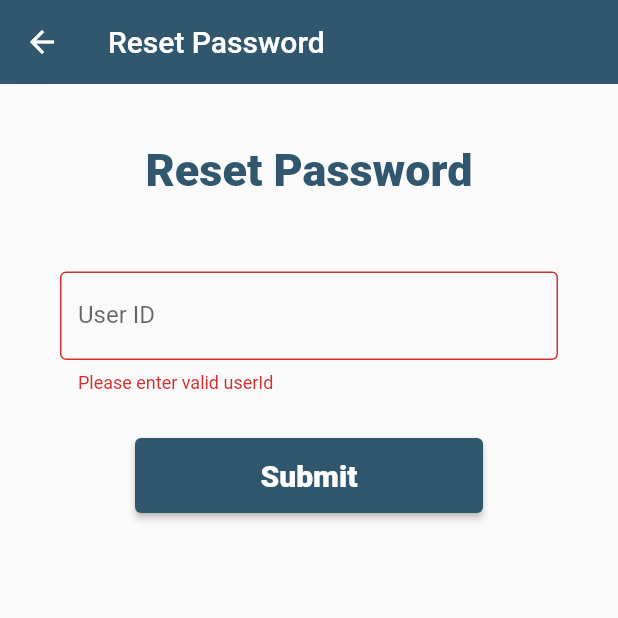
After one commit to mehedihasan03/celloscope-flutter, a Flutter app: the ForgetPassPage screen opened directly, after a tap on "Submit", on a phone screen of 412 x 824 dp, the top half of it. The commit adds this screen. Run offline on Flutter 3.47's test engine with Material 2 defaults, Android fonts, the phone set to English and light mode, and no system bars; our stand-ins replace fluttertoast; accounts and stored records are empty.

Commit message:
final submission

```diff
--- a/lib/helper/http_exception.dart
+++ b/lib/helper/http_exception.dart
@@ -10,8 +10,7 @@ class HttpException implements Exception {
 }
 
 class FetchDataException extends HttpException {
-  FetchDataException(String message)
-      : super(message);
+  FetchDataException(String message) : super(message);
 }
 
 class BadRequestException extends HttpException {
--- /dev/null
+++ b/lib/page/model/forgetPass.dart
@@ -0,0 +1,46 @@
+class ForgetPass {
+  late String userId;
+
+//<editor-fold desc="Data Methods">
+
+  ForgetPass({
+    required this.userId,
+  });
+
+  @override
+  bool operator ==(Object other) =>
+      identical(this, other) ||
+      (other is ForgetPass &&
+          runtimeType == other.runtimeType &&
+          userId == other.userId);
+
+  @override
+  int get hashCode => userId.hashCode;
+
+  @override
+  String toString() {
+    return 'ForgetPass{' + ' userId: $userId,' + '}';
+  }
+
+  ForgetPass copyWith({
+    String? userId,
+  }) {
+    return ForgetPass(
+      userId: userId ?? this.userId,
+    );
+  }
+
+  Map<String, dynamic> toMap() {
+    return {
+      'userId': this.userId,
+    };
+  }
+
+  factory ForgetPass.fromMap(Map<String, dynamic> map) {
+    return ForgetPass(
+      userId: map['userId'] as String,
+    );
+  }
+
+//</editor-fold>
+}
--- /dev/null
+++ b/lib/page/screen/forgetPass_screen.dart
@@ -0,0 +1,189 @@
+import 'dart:convert';
+import 'dart:developer';
+
+import 'package:flutter/material.dart';
+import 'package:flutter_frontend/page/model/forgetPass.dart';
+import 'package:flutter_frontend/page/screen/login_screen.dart';
+import 'package:fluttertoast/fluttertoast.dart';
+
+import '../../helper/host_api.dart';
+import '../../helper/http_helper.dart';
+import '../model/signup.dart';
+
+class ForgetPassPage extends StatefulWidget {
+  const ForgetPassPage({Key? key}) : super(key: key);
+
+  @override
+  State<ForgetPassPage> createState() => _ForgetPassPageState();
+}
+
+class _ForgetPassPageState extends State<ForgetPassPage> {
+  final _http = HttpHelper();
+  final _formKey = GlobalKey<FormState>();
+  bool userMatch = false;
+  late User user;
+
+  final _userIdController = TextEditingController();
+  final _passwordController = TextEditingController();
+
+  Future<void> matchUser() async {
+    String userId = _userIdController.value.text;
+    var model = ForgetPass(userId: userId);
+    String _body = jsonEncode(model.toMap());
+    try {
+      final response = await _http.postData(host + '/user/forgetPass', _body);
+      Map<String, dynamic> map = jsonDecode(response.body);
+      user = User.fromMap(map['data']);
+      userMatch = true;
+      setState(() {});
+      Fluttertoast.showToast(
+          msg: "User Found",
+          toastLength: Toast.LENGTH_LONG,
+          gravity: ToastGravity.CENTER,
+          timeInSecForIosWeb: 1,
+          backgroundColor: Colors.green,
+          textColor: Colors.white,
+          fontSize: 16.0);
+    } catch (e) {
+      log(e.toString());
+      Fluttertoast.showToast(
+          msg: "$e",
+          toastLength: Toast.LENGTH_LONG,
+          gravity: ToastGravity.CENTER,
+          timeInSecForIosWeb: 1,
+          backgroundColor: Colors.red,
+          textColor: Colors.white,
+          fontSize: 16.0);
+    }
+  }
+
+  Future<void> resetPass() async {
+    String userId = _userIdController.value.text;
+    String password = _passwordController.value.text;
+    String mobile = user.mobile;
+    var model = User(userId: userId, password: password, mobile: mobile);
+    String _body = jsonEncode(model.toMap());
+    try {
+      final response = await _http.postData(host + '/user/reset', _body);
+      Map<String, dynamic> map = jsonDecode(response.body);
+      user = User.fromMap(map['data']);
+
+      Navigator.push(
+          context,
+          MaterialPageRoute(
+            builder: (context) => Loginpage(),
+          ));
+      Fluttertoast.showToast(
+          msg: "Your password updated successful",
+          toastLength: Toast.LENGTH_LONG,
+          gravity: ToastGravity.CENTER,
+          timeInSecForIosWeb: 1,
+          backgroundColor: Colors.green,
+          textColor: Colors.white,
+          fontSize: 16.0);
+    } catch (e) {
+      log(e.toString());
+      Fluttertoast.showToast(
+          msg: "$e",
+          toastLength: Toast.LENGTH_LONG,
+          gravity: ToastGravity.CENTER,
+          timeInSecForIosWeb: 1,
+          backgroundColor: Colors.red,
+          textColor: Colors.white,
+          fontSize: 16.0);
+    }
+  }
+
+  @override
+  Widget build(BuildContext context) {
+    return Scaffold(
+      appBar: AppBar(
+        title: const Text("Reset Password"),
+        elevation: .1,
+        backgroundColor: Color.fromRGBO(49, 87, 110, 1.0),
+      ),
+      body: Form(
+        key: _formKey,
+        child: Padding(
+            padding: const EdgeInsets.all(10),
+            child: ListView(
+              children: <Widget>[
+                Container(
+                    alignment: Alignment.center,
+                    padding: const EdgeInsets.all(30),
+                    child: const Text(
+                      'Reset Password',
+                      style: TextStyle(
+                          color: Color.fromRGBO(49, 87, 110, 1.0),
+                          fontWeight: FontWeight.w900,
+                          fontSize: 30),
+                    )),
+                SizedBox(
+                  height: 20,
+                ),
+                Container(
+                  padding: const EdgeInsets.only(
+                      bottom: 30, top: 0, right: 30, left: 30),
+                  child: TextFormField(
+                    validator: (value) {
+                      if (value == null || value.isEmpty) {
+                        return 'Please enter valid userId';
+                      }
+                      return null;
+                    },
+                    readOnly: userMatch,
+                    controller: _userIdController,
+                    decoration: const InputDecoration(
+                        border: OutlineInputBorder(),
+                        labelText: 'User ID',
+                        hintText: "Type your User ID"),
+                  ),
+                ),
+                if (userMatch)
+                  Container(
+                    padding: const EdgeInsets.only(
+                        bottom: 30, top: 0, right: 30, left: 30),
+                    child: TextFormField(
+                      validator: (value) {
+                        if (value == null || value.isEmpty) {
+                          return 'Please enter valid password';
+                        }
+                        return null;
+                      },
+                      controller: _passwordController,
+                      obscureText: true,
+                      decoration: const InputDecoration(
+                          border: OutlineInputBorder(),
+                          labelText: 'Enter new Password',
+                          hintText: "Password"),
+                    ),
+                  ),
+                Container(
+                    height: 50,
+                    padding: EdgeInsets.fromLTRB(80, 0, 80, 0),
+                    child: ElevatedButton(
+                      style: ElevatedButton.styleFrom(
+                          primary: Color.fromRGBO(49, 87, 110, 1.0)),
+                      child: const Text(
+                        'Submit',
+                        style: TextStyle(
+                            fontSize: 20.0, fontWeight: FontWeight.w900),
+                      ),
+                      onPressed: () {
+                        if (!userMatch) {
+                          if (_formKey.currentState!.validate()) {
+                            matchUser();
+                          }
+                        } else {
+                          if (_formKey.currentState!.validate()) {
+                            resetPass();
+                          }
+                        }
+                      },
+                    )),
+              ],
+            )),
+      ),
+    );
+  }
+}
```
Also changed, not shown: lib/helper/http_helper.dart (+5 -6 lines), lib/page/screen/home_screen.dart (+20 -0 lines), lib/page/screen/login_screen.dart (+27 -13 lines), lib/page/screen/signup_screen.dart (+29 -9 lines), lib/helper/host_api.dart (line endings or trailing spaces), lib/page/model/login.dart (line endings or trailing spaces), lib/page/model/signup.dart (line endings or trailing spaces).
